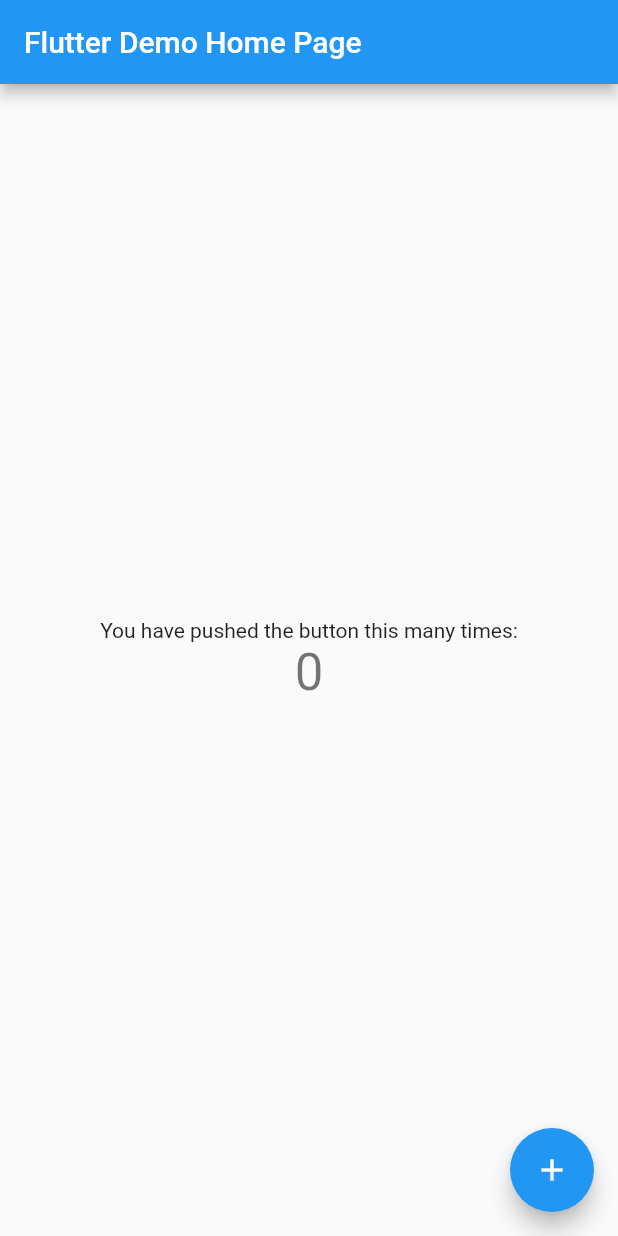
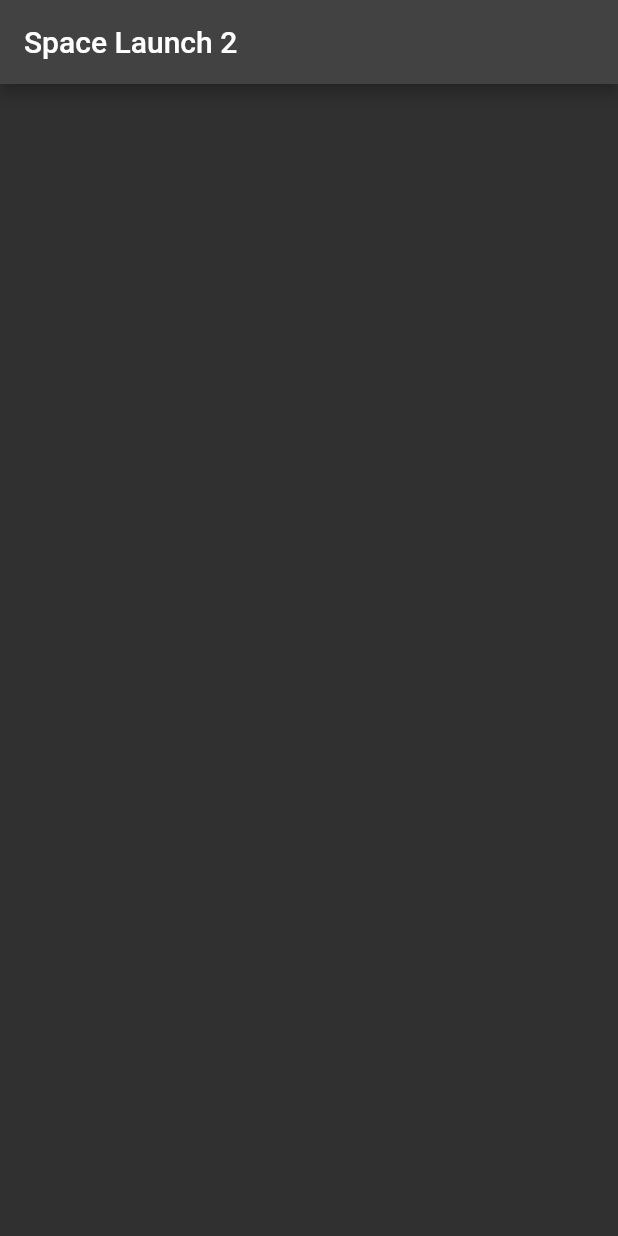
Before and after one commit to Mihan786Chistie/SpaceLaunch_App, a Flutter app: the screen it shows after launch, on a phone screen of 412 x 824 dp. Run offline on Flutter 3.47's test engine with Material 2 defaults, Android fonts, the phone set to English and light mode, and no system bars.

Commit message:
SD2 done

```diff
--- a/lib/main.dart
+++ b/lib/main.dart
@@ -1,4 +1,6 @@
 import 'package:flutter/material.dart';
+import 'pages/home_page.dart';
+import 'utils/routes.dart';
 
 void main() {
   runApp(const MyApp());
@@ -11,105 +13,20 @@
   @override
   Widget build(BuildContext context) {
     return MaterialApp(
-      title: 'Flutter Demo',
+      debugShowCheckedModeBanner: false,
+      title: 'SpaceLaunch2',
       theme: ThemeData(
-        // This is the theme of your application.
-        //
-        // Try running your application with "flutter run". You'll see the
-        // application has a blue toolbar. Then, without quitting the app, try
-        // changing the primarySwatch below to Colors.green and then invoke
-        // "hot reload" (press "r" in the console where you ran "flutter run",
-        // or simply save your changes to "hot reload" in a Flutter IDE).
-        // Notice that the counter didn't reset back to zero; the application
-        // is not restarted.
         primarySwatch: Colors.blue,
       ),
-      home: const MyHomePage(title: 'Flutter Demo Home Page'),
+      themeMode: ThemeMode.dark,
+      darkTheme: ThemeData(
+        brightness: Brightness.dark,
+      ),
+      routes: {
+        '/': (context) => HomePage(),
+        TabRoutes.homeRoute: (context) => HomePage(),
+      },
+      home: const HomePage(),
     );
   }
 }
-
-class MyHomePage extends StatefulWidget {
-  const MyHomePage({Key? key, required this.title}) : super(key: key);
-
-  // This widget is the home page of your application. It is stateful, meaning
-  // that it has a State object (defined below) that contains fields that affect
-  // how it looks.
-
-  // This class is the configuration for the state. It holds the values (in this
-  // case the title) provided by the parent (in this case the App widget) and
-  // used by the build method of the State. Fields in a Widget subclass are
-  // always marked "final".
-
-  final String title;
-
-  @override
-  State<MyHomePage> createState() => _MyHomePageState();
-}
-
-class _MyHomePageState extends State<MyHomePage> {
-  int _counter = 0;
-
-  void _incrementCounter() {
-    setState(() {
-      // This call to setState tells the Flutter framework that something has
-      // changed in this State, which causes it to rerun the build method below
-      // so that the display can reflect the updated values. If we changed
-      // _counter without calling setState(), then the build method would not be
-      // called again, and so nothing would appear to happen.
-      _counter++;
-    });
-  }
-
-  @override
-  Widget build(BuildContext context) {
-    // This method is rerun every time setState is called, for instance as done
-    // by the _incrementCounter method above.
-    //
-    // The Flutter framework has been optimized to make rerunning build methods
-    // fast, so that you can just rebuild anything that needs updating rather
-    // than having to individually change instances of widgets.
-    return Scaffold(
-      appBar: AppBar(
-        // Here we take the value from the MyHomePage object that was created by
-        // the App.build method, and use it to set our appbar title.
-        title: Text(widget.title),
-      ),
-      body: Center(
-        // Center is a layout widget. It takes a single child and positions it
-        // in the middle of the parent.
-        child: Column(
-          // Column is also a layout widget. It takes a list of children and
-          // arranges them vertically. By default, it sizes itself to fit its
-          // children horizontally, and tries to be as tall as its parent.
-          //
-          // Invoke "debug painting" (press "p" in the console, choose the
-          // "Toggle Debug Paint" action from the Flutter Inspector in Android
-          // Studio, or the "Toggle Debug Paint" command in Visual Studio Code)
-          // to see the wireframe for each widget.
-          //
-          // Column has various properties to control how it sizes itself and
-          // how it positions its children. Here we use mainAxisAlignment to
-          // center the children vertically; the main axis here is the vertical
-          // axis because Columns are vertical (the cross axis would be
-          // horizontal).
-          mainAxisAlignment: MainAxisAlignment.center,
-          children: <Widget>[
-            const Text(
-              'You have pushed the button this many times:',
-            ),
-            Text(
-              '$_counter',
-              style: Theme.of(context).textTheme.headline4,
-            ),
-          ],
-        ),
-      ),
-      floatingActionButton: FloatingActionButton(
-        onPressed: _incrementCounter,
-        tooltip: 'Increment',
-        child: const Icon(Icons.add),
-      ), // This trailing comma makes auto-formatting nicer for build methods.
-    );
-  }
-}
--- /dev/null
+++ b/lib/pages/home_page.dart
@@ -0,0 +1,21 @@
+import 'dart:ui';
+
+import 'package:flutter/material.dart';
+
+class HomePage extends StatelessWidget {
+  const HomePage({ Key? key }) : super(key: key);
+
+  @override
+  Widget build(BuildContext context) {
+    return Scaffold(
+      appBar: AppBar(
+        title: const Text(
+          "Space Launch 2",
+          style: TextStyle(
+            fontWeight: FontWeight.w500,
+          ),
+          ),
+      )
+    );
+  }
+}
--- /dev/null
+++ b/lib/utils/routes.dart
@@ -0,0 +1,3 @@
+class TabRoutes{
+  static String homeRoute = "/home";
+}
```
